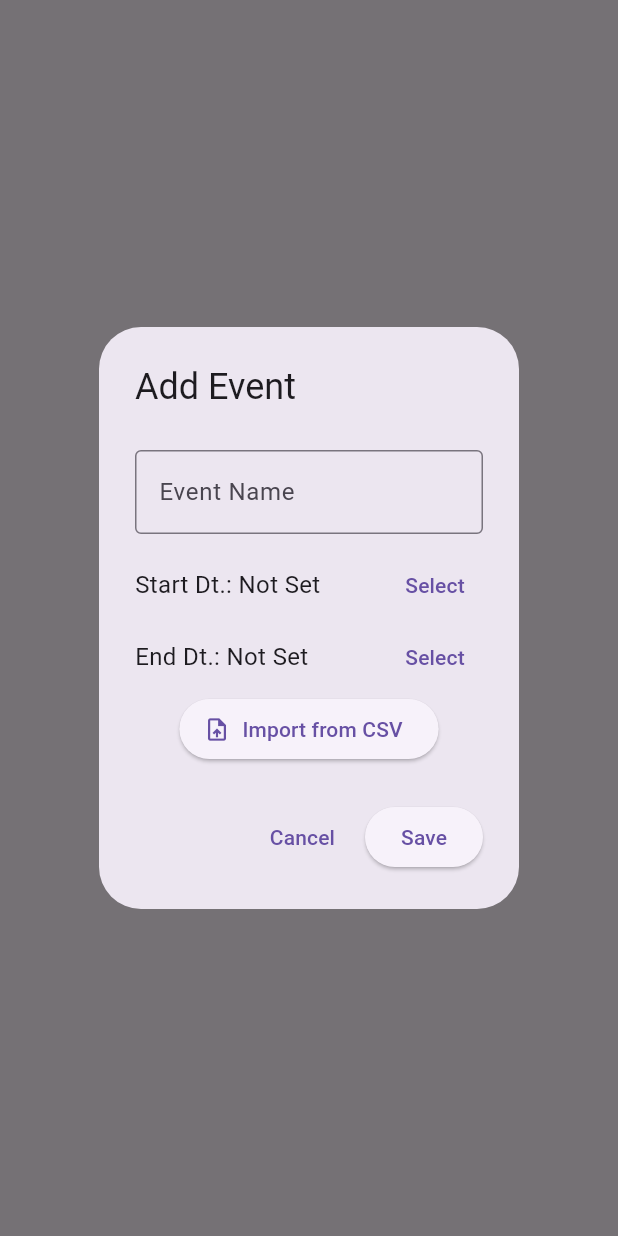
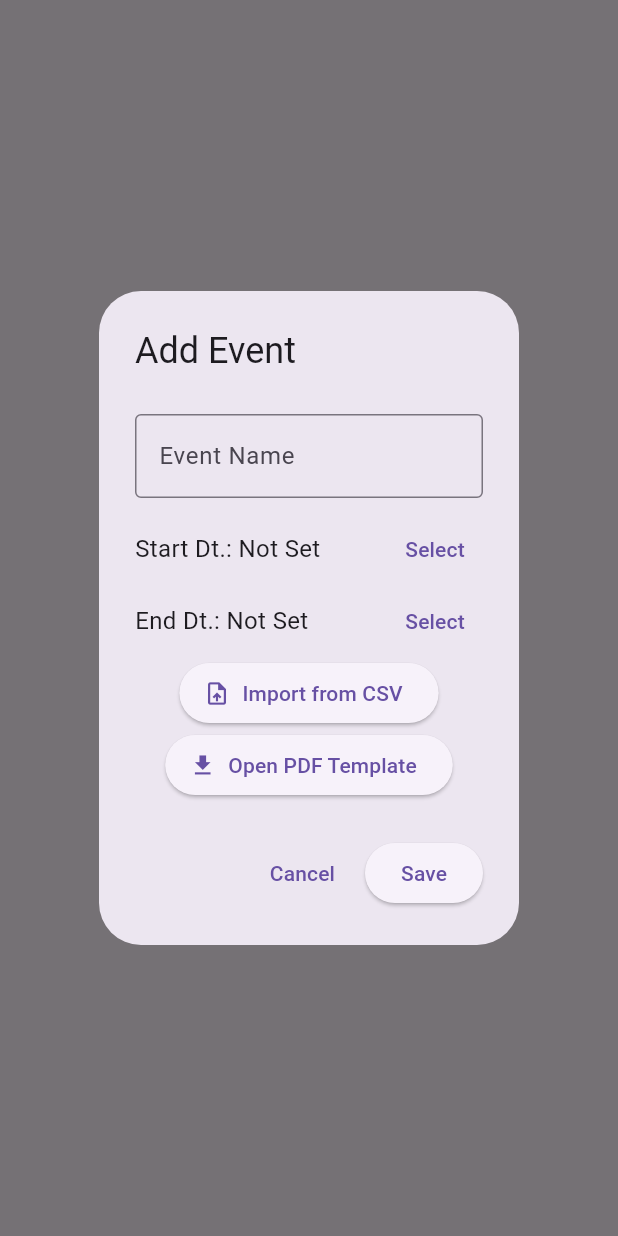
Before and after one commit to MokshIITRpr/FestEaze, a Flutter app: what showAddEventDialog() shows on an empty page, opened directly, on a phone screen of 412 x 824 dp. Run offline on Flutter 3.47's test engine with Material 3 defaults, Android fonts, the phone set to English and light mode, and no system bars; our stand-ins replace animate_do, cloud_firestore, csv, file_picker, firebase_auth, firebase_core and 3 more; missing offline and left inert: barcode_scan2; accounts and stored records are empty.

Commit message:
import from csv fixed, download template added

```diff
--- a/lib/pages/Fests/festTemplatePage.dart
+++ b/lib/pages/Fests/festTemplatePage.dart
@@ -42,7 +42,7 @@ class _TemplatePageState extends State<TemplatePage> {
   List<DocumentReference> subEventsList = [];
   List<DocumentReference> filteredEvents = []; // For filtered events based on search query
   List<String> favouriteEvents = [];
-
+  List<String> observers = [];
   @override
   void initState() {
     super.initState();
@@ -291,6 +291,7 @@ class _TemplatePageState extends State<TemplatePage> {
                     String eventName = eventData['eventName'] ?? 'No title';
                     String venue = eventData['venue'] ?? 'Unknown';
                     String type = eventData['type'] ?? 'None';
+                    type = type.trim();
                     String imageType = (type == 'None' ? 'assets/bg_img.jpg' : 'assets/$type.jpeg');
 
                     // Handle Timestamp fields.
--- a/lib/pages/Homepages/ExploreEvents/utils/databaseHandler.dart
+++ b/lib/pages/Homepages/ExploreEvents/utils/databaseHandler.dart
@@ -50,7 +50,7 @@ class DatabaseHandler {
               : null,
           'venue': eventData['venue'] ?? "TBA",
           'description': eventData['description'] ?? "No description",
-          'googleFormLink': eventData['googleFormLink'] ?? null,
+          'type': eventData['type'] ?? null,
           'parentFest': festRef, // 🔥 Store as DocumentReference
           'createdAt': Timestamp.now(),
         });
--- a/lib/pages/Homepages/ExploreEvents/widgets/addEventDialog.dart
+++ b/lib/pages/Homepages/ExploreEvents/widgets/addEventDialog.dart
@@ -4,6 +4,10 @@ import 'package:intl/intl.dart';
 import 'package:fest_app/pages/Fests/festTemplatePage.dart';
 import './csvImporter.dart';
 import '../utils/databaseHandler.dart';
+import 'dart:io';
+import 'package:flutter/services.dart' show rootBundle;
+import 'package:path_provider/path_provider.dart';
+import 'package:open_file/open_file.dart';
 
 void showAddEventDialog(BuildContext context) {
   final FirebaseFirestore _firestore = FirebaseFirestore.instance;
@@ -98,6 +102,25 @@ void showAddEventDialog(BuildContext context) {
                   },
                   icon: const Icon(Icons.upload_file),
                   label: const Text("Import from CSV"),
+                ),
+                ElevatedButton.icon(
+                  onPressed: () async {
+                    // Load PDF bytes from assets
+                    final pdfBytes =
+                        await rootBundle.load('assets/template.pdf');
+
+                    // Get temporary directory to store the file
+                    final tempDir = await getTemporaryDirectory();
+                    final file = File('${tempDir.path}/template.pdf');
+
+                    // Write bytes to file
+                    await file.writeAsBytes(pdfBytes.buffer.asUint8List());
+
+                    // Open the file using default PDF viewer
+                    await OpenFile.open(file.path);
+                  },
+                  icon: const Icon(Icons.download),
+                  label: const Text("Open PDF Template"),
                 ),
                 // Show error message
                 if (errorMessage != null)
--- a/lib/pages/Homepages/ExploreEvents/widgets/csvImporter.dart
+++ b/lib/pages/Homepages/ExploreEvents/widgets/csvImporter.dart
@@ -84,7 +84,7 @@ class CsvImporter {
       String venue = csvTable[i].length > 4 ? csvTable[i][4].toString() : "TBA";
       String description =
           csvTable[i].length > 3 ? csvTable[i][3].toString() : "No description";
-      String googleFormLink =
+      String type =
           csvTable[i].length > 7 ? csvTable[i][7].toString() : "No link";
       var event = {
         "eventName": eventName,
@@ -93,7 +93,7 @@ class CsvImporter {
         "eventEndTime": eventEndTime,
         "venue": venue,
         "description": description,
-        "googleFormLink": googleFormLink,
+        "type": type,
       };
 
       // Classify flagship and sub-events
--- a/pubspec.yaml
+++ b/pubspec.yaml
@@ -23,6 +23,8 @@ dependencies:
   file_picker: ^8.0.0
   csv: ^5.0.0
   barcode_scan2: ^4.5.1
+  path_provider: ^2.1.2
+  open_file: ^3.3.2
 
 dev_dependencies:
   flutter_test:
@@ -60,3 +62,4 @@ flutter:
     - assets/Coding.jpeg
     - assets/Software.jpeg
     - assets/Dance.jpeg
+    - assets/template.pdf
```
Also changed, not shown: pubspec.lock, 1 other file.
